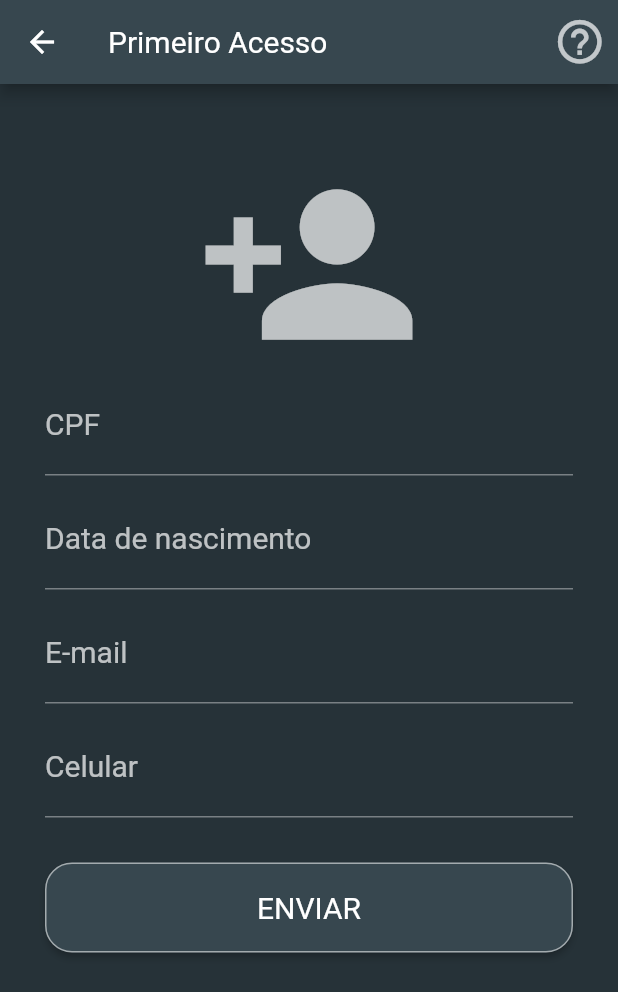
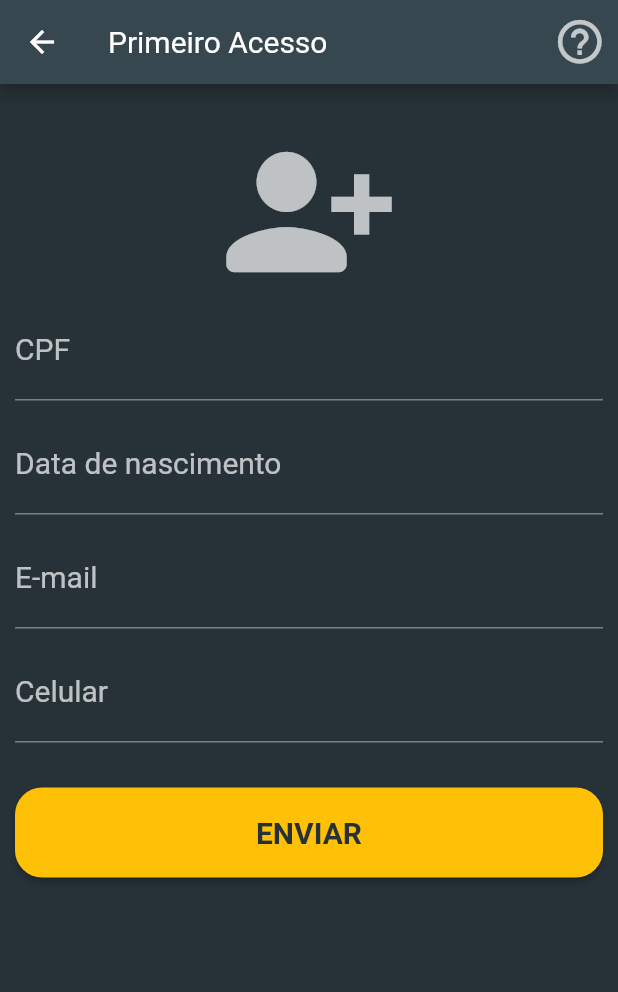
Before and after one commit to TamiresLRCosta/Flutter_project_app01, a Flutter app: the screen it shows after launch, after a tap on "Primeiro Acesso", on a phone screen of 412 x 824 dp. Shown: the top 992 px of the screen. Run offline on Flutter 3.47's test engine with Material 2 defaults, Android fonts, the phone set to English and light mode, and no system bars.

Commit message:
buttons modifications

```diff
--- a/lib/main.dart
+++ b/lib/main.dart
@@ -5,14 +5,13 @@ void main() => runApp(
       MaterialApp(
         debugShowCheckedModeBanner: false,
         theme: ThemeData(
-
-          hoverColor: Colors.amber,
           primarySwatch: Colors.amber,
           accentColor: Colors.amber,
           primaryColor: Colors.blueGrey,
           brightness: Brightness.dark,
           fontFamily: 'Roboto',
         ),
+
         home: TelaInicial(),
       ),
     );
--- a/lib/pages/telainicial.dart
+++ b/lib/pages/telainicial.dart
@@ -9,16 +9,13 @@ class TelaInicial extends StatelessWidget {
     return Scaffold(
       body: Container(
         color: Colors.blueGrey[900],
-        padding: EdgeInsets.only(
-          top: 60,
-          left: 40,
-          right: 40,
-        ),
+        padding: EdgeInsets.all(10),
         child: ListView(
+          physics: const NeverScrollableScrollPhysics(),
           children: [
             //logo
             SizedBox(
-              width: 500,
+              width: double.infinity,
               height: 300,
               child: Image.asset('lib/Imagens/logo.png'),
             ),
@@ -33,28 +30,27 @@ class TelaInicial extends StatelessWidget {
                   'Entrar'.toUpperCase(),
                   overflow: TextOverflow.ellipsis,
                   style: TextStyle(
-                      fontWeight: FontWeight.w400,
+                      fontWeight: FontWeight.w700,
                       fontSize: 20,
-                      color: Colors.white),
+                      color: Colors.blueGrey[900]
+                  ),
                 ),
                 onPressed: () {
                   Navigator.push(context,
                     MaterialPageRoute(builder: (context) => TelaLogin()));
                 },
                 style: ButtonStyle(
-                    backgroundColor:
-                        MaterialStateProperty.all(Colors.blueGrey[800]),
                   shape: MaterialStateProperty.all(RoundedRectangleBorder(
-                      borderRadius: BorderRadius.circular(18.0),
-                      side: BorderSide(color: Colors.white54),
-                    ))),
+                      borderRadius: BorderRadius.circular(18.0))
+                  )
+                ),
               ),
             ),
             SizedBox(height: 30),
             //button criar conta
             SizedBox(
-              width: 1,
-              height: 18,
+              width: 50,
+              height: 50,
               child: TextButton(
                 onPressed: () {
                   Navigator.push(context,
@@ -63,9 +59,10 @@ class TelaInicial extends StatelessWidget {
                 child: Text(
                   'Primeiro Acesso',
                   textAlign: TextAlign.center,
+                  style: TextStyle(fontSize: 15),
                 ),
                 style: ButtonStyle(
-                    foregroundColor: MaterialStateProperty.all(Colors.white)),
+                    foregroundColor: MaterialStateProperty.all(Colors.white70)),
               ),
             ),
           ],
@@ -73,7 +70,6 @@ class TelaInicial extends StatelessWidget {
       ),
       bottomNavigationBar: BottomAppBar(
         color: Colors.blueGrey[700],
-        child: Container(
         child: SizedBox(
           width: 20,
           height: 30,
@@ -88,7 +84,6 @@ class TelaInicial extends StatelessWidget {
               foregroundColor: MaterialStateProperty.all(Colors.amber[400])
             ),
           ),
-          ),
         )
       ),
     );
--- a/lib/pages/telaregister.dart
+++ b/lib/pages/telaregister.dart
@@ -16,13 +16,15 @@ class TelaRegister extends StatelessWidget {
       ),
       body: Container(
         color: Colors.blueGrey[900],
-        padding: EdgeInsets.only(top: 15, left: 30, right: 30, bottom: 15),
+        //padding: EdgeInsets.only(top: 15, left: 30, right: 30, bottom: 15),
+        padding: EdgeInsets.all(10),
         child: ListView(
+          physics: const NeverScrollableScrollPhysics(),
           children: [
-            Padding(padding: EdgeInsets.only(top: 15, left: 30, right: 30, bottom: 15)),
+            Padding(padding: EdgeInsets.only(left: 30, right: 30, bottom: 15)),
             Icon(
-              Icons.person_add,
-              size: 150,
+              Icons.person_add_alt_1_rounded,
+              size: 120,
               color: Colors.white70,
             ),
 
@@ -95,18 +97,16 @@ class TelaRegister extends StatelessWidget {
                   'Enviar'.toUpperCase(),
                   overflow: TextOverflow.ellipsis,
                   style: TextStyle(
-                      fontWeight: FontWeight.w400,
+                      fontWeight: FontWeight.w700,
                       fontSize: 20,
-                      color: Colors.white),
+                      color: Colors.blueGrey[900]),
                 ),
                 onPressed: () {},
                 style: ButtonStyle(
-                    backgroundColor:
-                        MaterialStateProperty.all(Colors.blueGrey[800]),
-                    shape: MaterialStateProperty.all(RoundedRectangleBorder(
-                      borderRadius: BorderRadius.circular(18.0),
-                      side: BorderSide(color: Colors.white54),
-                    ))),
+                  shape: MaterialStateProperty.all(RoundedRectangleBorder(
+                      borderRadius: BorderRadius.circular(18.0))
+                  )
+                ),
               ),
             ),
           ],
```
Also changed, not shown: lib/pages/telainfo.dart (+9 -6 lines), lib/pages/telalogin.dart (+13 -18 lines), lib/pages/telalostsenha.dart (+12 -14 lines). Lines whose indentation alone changed are shown as unchanged.
